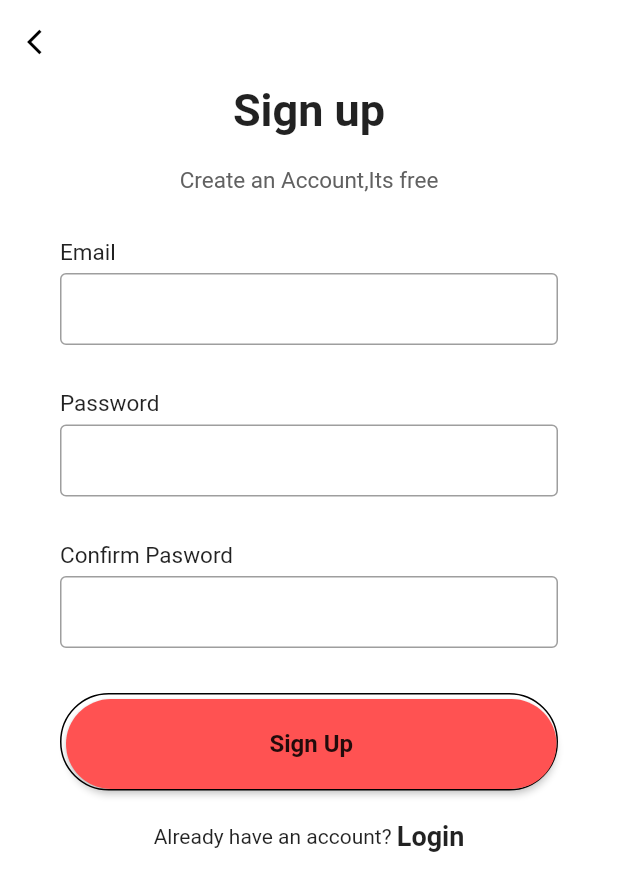
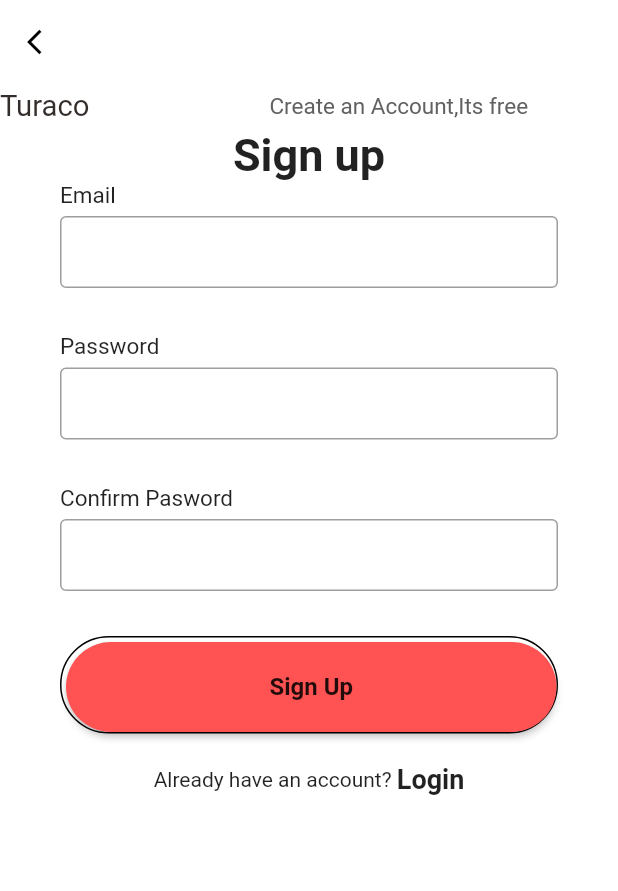
Before and after one commit to johngolem/Turaco, a Flutter app: the screen it shows after launch, on a phone screen of 412 x 824 dp. Shown: the top 891 px of the screen. Run offline on Flutter 3.47's test engine with Material 2 defaults, Android fonts, the phone set to English and light mode, and no system bars; our stand-ins replace dots_indicator, get.

```diff
--- a/lib/home/signup_page.dart
+++ b/lib/home/signup_page.dart
@@ -1,7 +1,8 @@
 
-// ignore_for_file: prefer_const_constructors
+// ignore_for_file: prefer_const_constructors, use_key_in_widget_constructors
 
 import 'package:flutter/material.dart';
+import 'package:turac/widgets/big_text.dart';
 
 class SignupPage extends StatelessWidget {
   @override
@@ -9,6 +10,8 @@ class SignupPage extends StatelessWidget {
     return Scaffold(
       resizeToAvoidBottomInset: false,
       // resizeToAvoidBottomPadding: false,
+
+      //page background color
       backgroundColor: Colors.white,
       appBar: AppBar(
         elevation: 0,
@@ -18,6 +21,8 @@ class SignupPage extends StatelessWidget {
         IconButton( onPressed: (){
           Navigator.pop(context);
         },icon:Icon(Icons.arrow_back_ios,size: 20,color: Colors.black,)),
+
+
       ),
       body: SafeArea(
         child: SingleChildScrollView(
@@ -32,16 +37,27 @@ class SignupPage extends StatelessWidget {
                     Column(
                       mainAxisAlignment: MainAxisAlignment.spaceEvenly,
                       children: [
-                        Text ("Sign up", style: TextStyle(
-                          fontSize: 30,
-                          fontWeight: FontWeight.bold,
-                        ),),
+                        Row(
+                          mainAxisAlignment: MainAxisAlignment.spaceBetween,
+                          children: [
+                              BigText(text: "Turaco"),
+                        // // Text ("Sign up", style: TextStyle(
+                        // //   fontSize: 30,
+                        // //   fontWeight: FontWeight.bold,
+                        // ),),
                         SizedBox(height: 20,),
                         Text("Create an Account,Its free",style: TextStyle(
                           fontSize: 15,
                           color: Colors.grey[700],
                         ),),
                         SizedBox(height: 30,)
+                          ],
+                        ),
+                        Text ("Sign up", style: TextStyle(
+                          fontSize: 30,
+                          fontWeight: FontWeight.bold,
+                          ),),
+
                       ],
                     ),
                     Padding(
```
